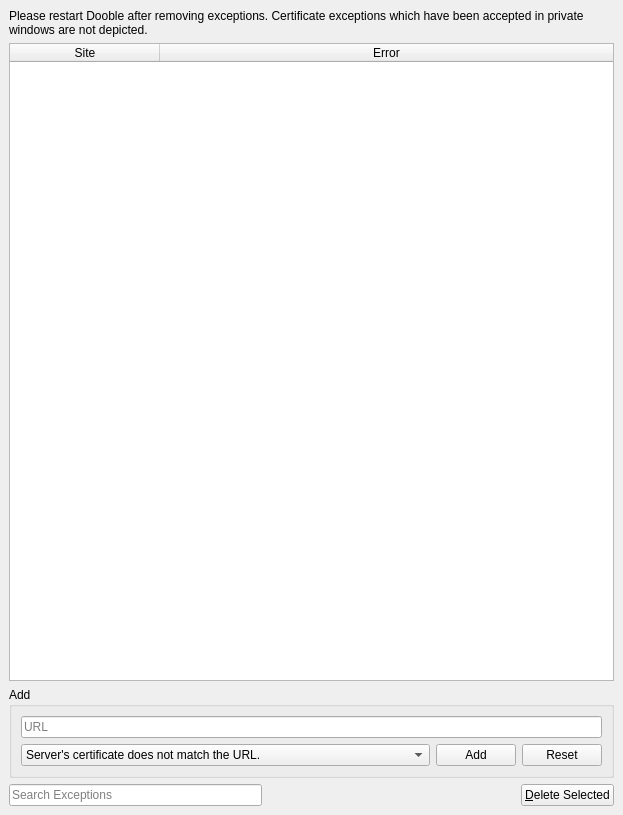
The window that 2.x/UI/dooble_certificate_exceptions.ui (textbrowser/dooble) describes before a commit, drawn with Qt 5.
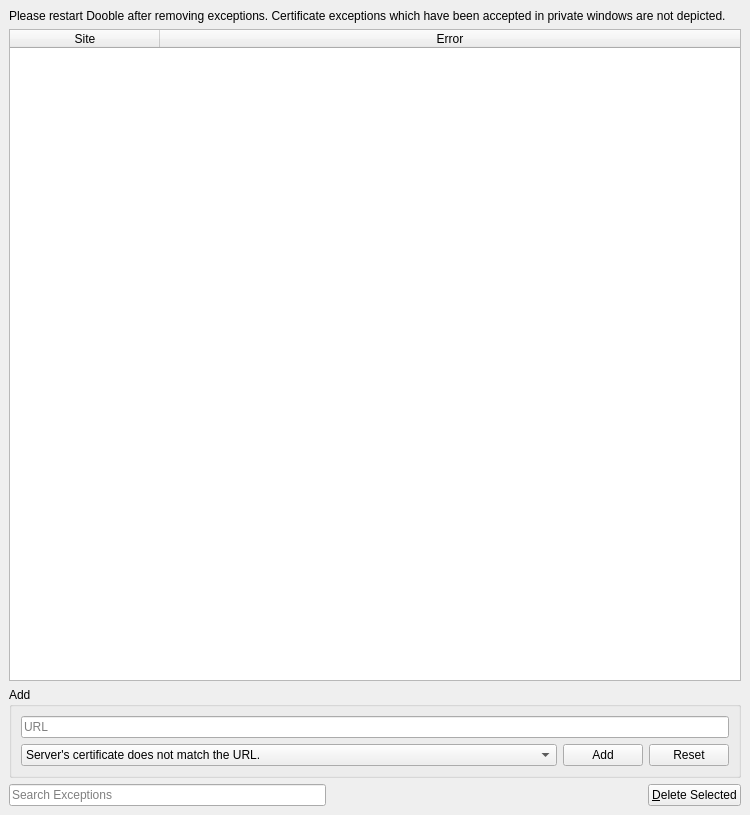
The same window after the commit. Icons and pictures are not drawn. Custom widgets are drawn as their Qt base class.

```diff
--- a/2.x/UI/dooble_certificate_exceptions.ui
+++ b/2.x/UI/dooble_certificate_exceptions.ui
@@ -6,7 +6,7 @@
    <rect>
     <x>0</x>
     <y>0</y>
-    <width>600</width>
+    <width>750</width>
     <height>815</height>
    </rect>
   </property>
```
